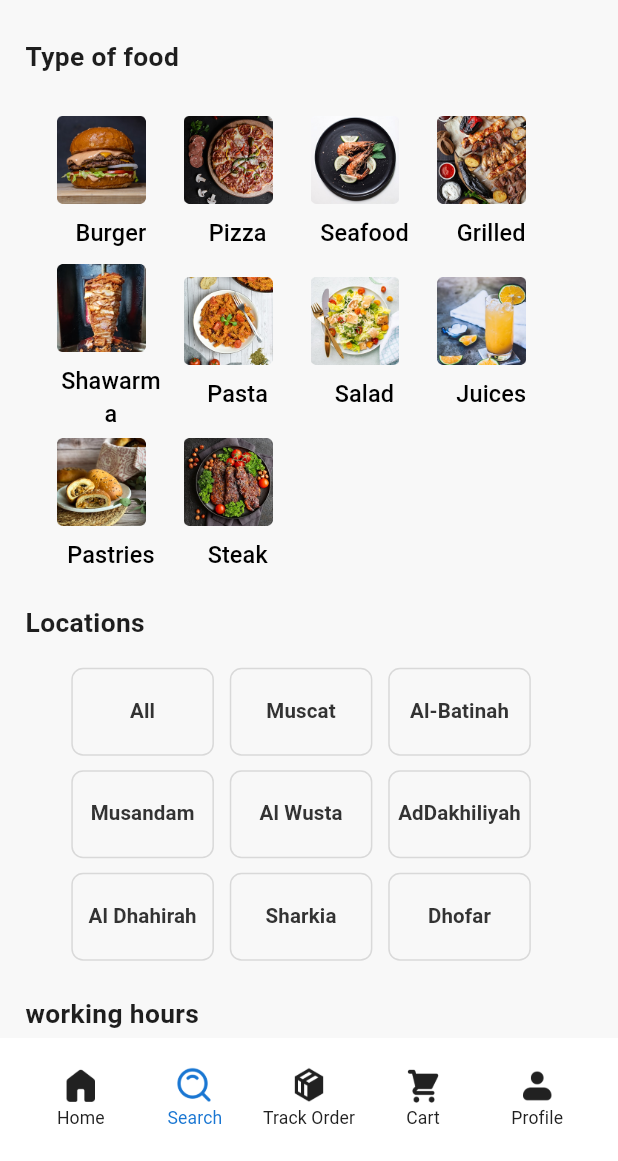
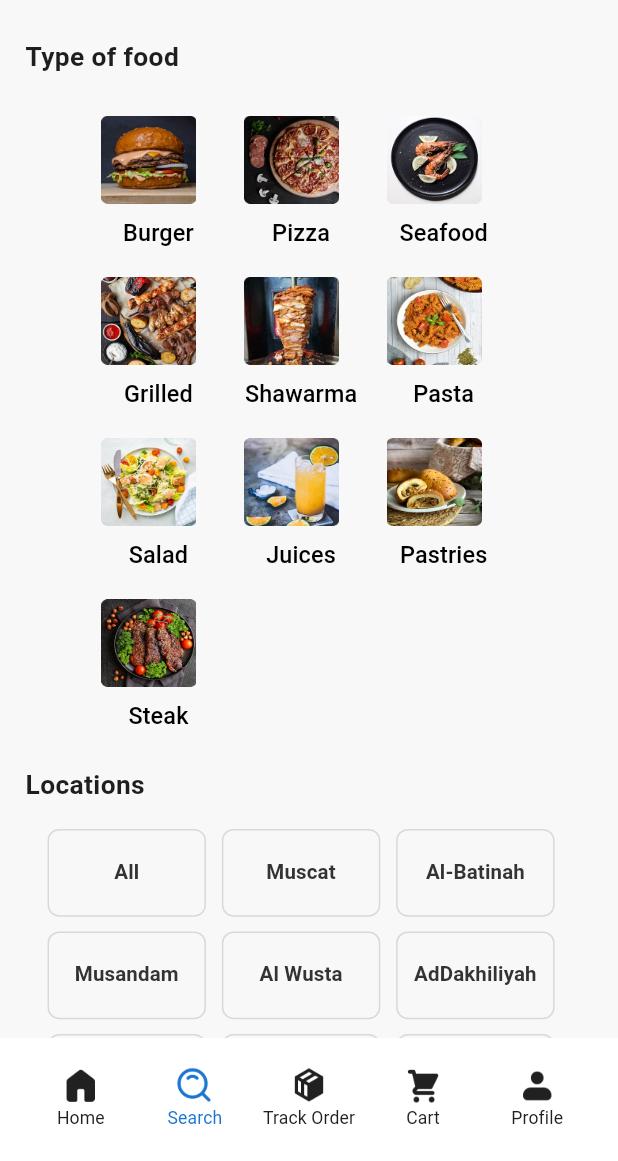
Before and after one commit to saiedfoyez23/rahatak_food_delivery_app, a Flutter app: the FilterSearchScreen screen opened directly, on a phone screen of 412 x 824 dp, the part 75-1236 px from its top. Run offline on Flutter 3.47's test engine with Material 3 defaults, Android fonts, the phone set to English and light mode, and no system bars; our stand-ins replace geolocator, get, google_fonts, google_maps_flutter, image_picker; Roboto replaces fonts that are missing (Tajawal).

Commit message:
add all code

```diff
--- a/lib/widget/filter_search_screen_widget.dart
+++ b/lib/widget/filter_search_screen_widget.dart
@@ -534,7 +534,7 @@ class FilterSearchScreenWidget extends GetxController {
                             padding: EdgeInsets.only(right: 10.rpmm(context)),
                             child: SizedBox(
                               height: 110.hm(context),
-                              width: 70.wm(context),
+                              width: 80.wm(context),
                               child: TextButton(
                                 onPressed: () async {
                                   bigIndex.value = index + 1 ;
@@ -542,7 +542,7 @@ class FilterSearchScreenWidget extends GetxController {
                                 style: TextButton.styleFrom(padding: EdgeInsets.zero),
                                 child: Container(
                                   height: 110.hm(context),
-                                  width: 70.wm(context),
+                                  width: 80.wm(context),
                                   decoration: BoxDecoration(
                                       color: Colors.transparent,
                                       borderRadius: BorderRadius.circular(8.rm(context)),
@@ -552,7 +552,7 @@ class FilterSearchScreenWidget extends GetxController {
                                   ),
                                   child: Column(
                                     mainAxisAlignment: MainAxisAlignment.center,
-                                    crossAxisAlignment: CrossAxisAlignment.end,
+                                    crossAxisAlignment: CrossAxisAlignment.center,
                                     children: [
                                       Container(
                                         height: 60.hm(context),
@@ -626,7 +626,7 @@ class FilterSearchScreenWidget extends GetxController {
                         children: List.generate(locations.length, (index) {
                           return SizedBox(
                             height: 70.hm(context),
-                            width: 100.wm(context),
+                            width: 110.wm(context),
                             child: TextButton(
                               onPressed: () async {
                                 bigIndex_1.value = index + 1 ;
@@ -634,7 +634,7 @@ class FilterSearchScreenWidget extends GetxController {
                               style: TextButton.styleFrom(padding: EdgeInsets.zero),
                               child: Container(
                                 height: 70.hm(context),
-                                width: 100.wm(context),
+                                width: 110.wm(context),
                                 decoration: BoxDecoration(
                                   color: bigIndex_1.value == (index + 1) ? ColorUtils.blue192 : Colors.transparent,
                                   borderRadius: BorderRadius.circular(8.rm(context)),
```
